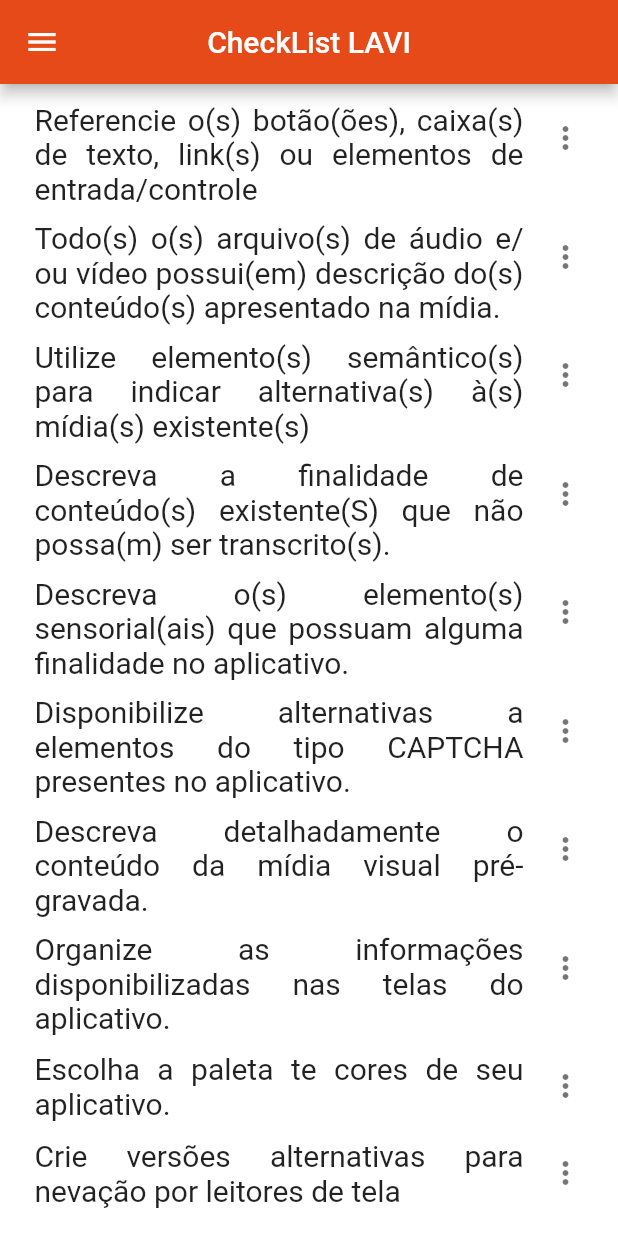
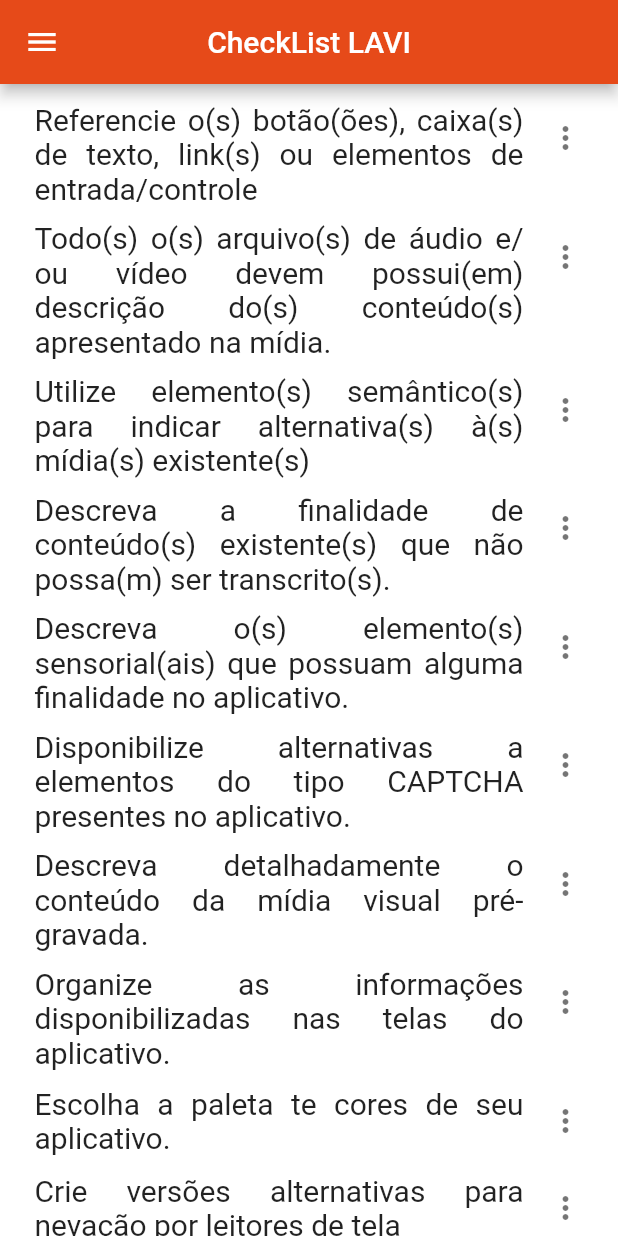
Before and after one commit to tinhomaranholi/LAVICheckBeta, a Flutter app: the screen it shows after launch, on a phone screen of 412 x 824 dp. Run offline on Flutter 3.47's test engine with Material 2 defaults, Android fonts, the phone set to English and light mode, and no system bars.

Commit message:
Update listadeitens.dart

```diff
--- a/lib/pages/listadeitens.dart
+++ b/lib/pages/listadeitens.dart
@@ -64,7 +64,7 @@ List<MinhaLista> ListaDeItens = <MinhaLista>[
     <MinhaLista>[MinhaLista('Descrição de item')],
   ),
   MinhaLista(
-    'Todo(s) o(s) arquivo(s) de áudio e/ou vídeo possui(em) descrição do(s) conteúdo(s) apresentado na mídia.',
+    'Todo(s) o(s) arquivo(s) de áudio e/ou vídeo devem possui(em) descrição do(s) conteúdo(s) apresentado na mídia.',
     <MinhaLista>[
       MinhaLista(
           'Descreva, em formato de texto, o conteúdo midiático exibido em seu aplicativo.'
@@ -82,7 +82,7 @@ List<MinhaLista> ListaDeItens = <MinhaLista>[
     ],
   ),
   MinhaLista(
-    'Descreva a finalidade de conteúdo(s) existente(S) que não possa(m) ser transcrito(s).',
+    'Descreva a finalidade de conteúdo(s) existente(s) que não possa(m) ser transcrito(s).',
     <MinhaLista>[
       MinhaLista(
           'Caso seja adicionado ao aplicativo algum conteúdo que não pode ser transcrito, adicione informações semânticas que descrevam a finalidade do item.'
```
